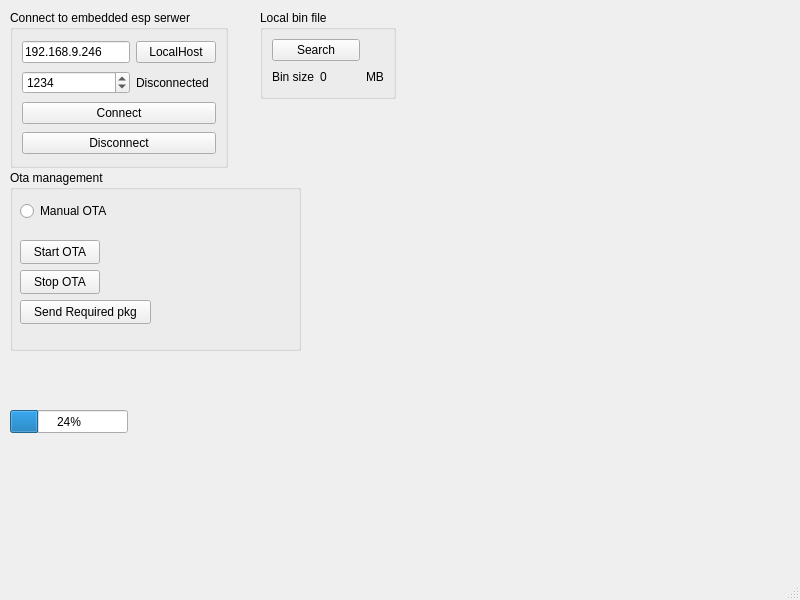
DamianJeu/ESP_OTA_UPDATER, file mainwindow.ui: the form before one commit.
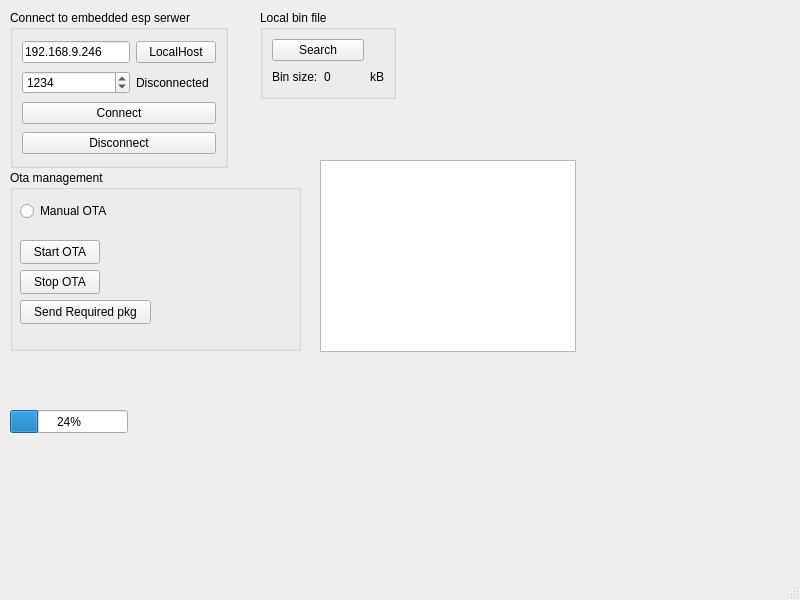
The form after the commit.

```diff
--- a/mainwindow.ui
+++ b/mainwindow.ui
@@ -130,7 +130,7 @@
      <item row="1" column="2">
       <widget class="QLabel" name="label_2">
        <property name="text">
-        <string>MB</string>
+        <string>kB</string>
        </property>
       </widget>
      </item>
@@ -201,6 +201,16 @@
      </property>
     </widget>
    </widget>
+   <widget class="QTextBrowser" name="textBrowserRawData">
+    <property name="geometry">
+     <rect>
+      <x>320</x>
+      <y>160</y>
+      <width>256</width>
+      <height>192</height>
+     </rect>
+    </property>
+   </widget>
   </widget>
   <widget class="QMenuBar" name="menubar">
    <property name="geometry">
```
